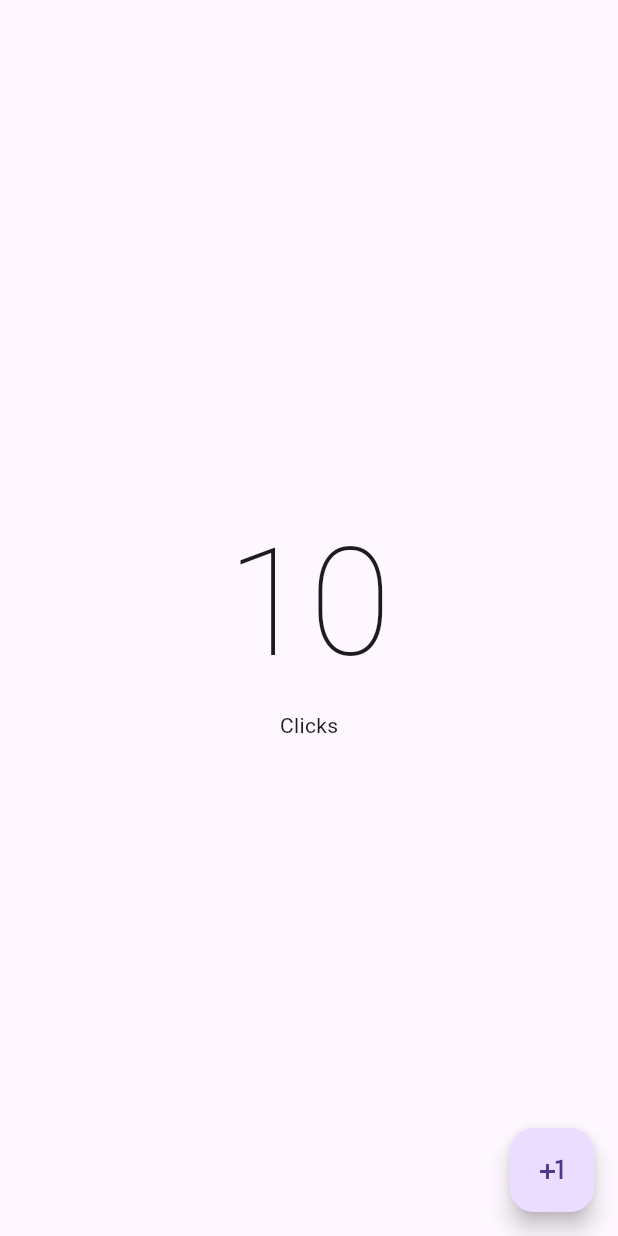
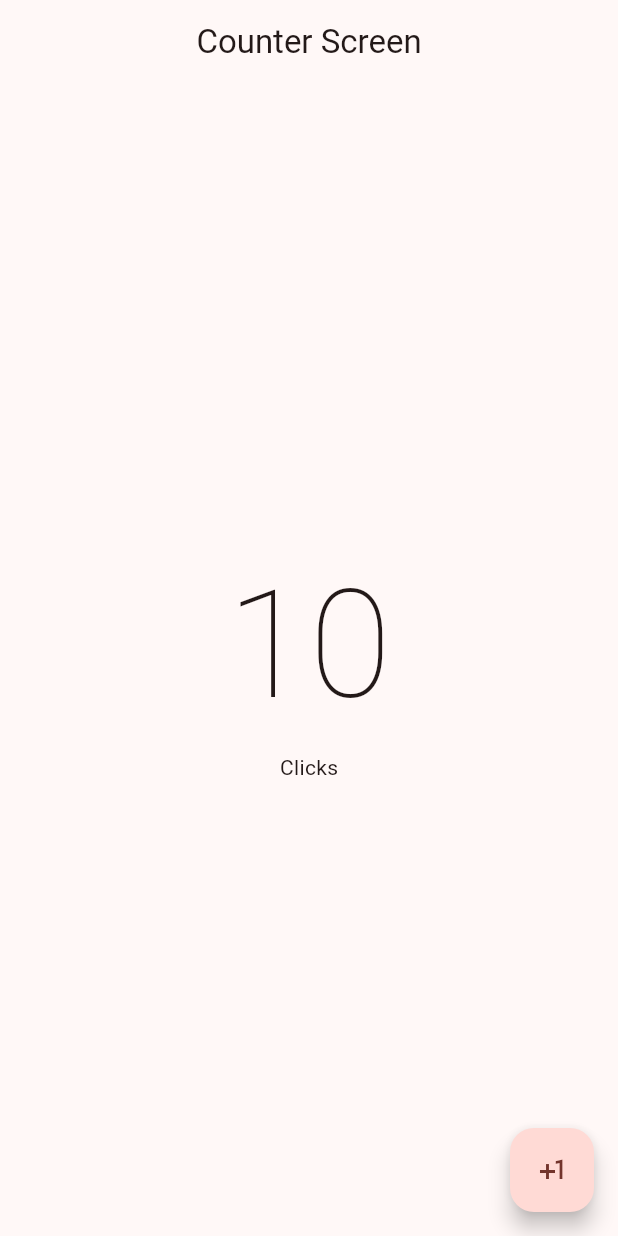
Before and after one commit to AndrexMed/Flutter-Intro, a Flutter app: the screen it shows after launch, on a phone screen of 412 x 824 dp. Run offline on Flutter 3.47's test engine with Material 3 defaults, Android fonts, the phone set to English and light mode, and no system bars.

Commit message:
MaterialDesign3

```diff
--- a/lib/main.dart
+++ b/lib/main.dart
@@ -10,9 +10,13 @@ class MyApp extends StatelessWidget {
 
   @override
   Widget build(BuildContext context) {
-    return const MaterialApp(
+    return MaterialApp(
       // debugShowCheckedModeBanner: false, Para desactivar la Etiqueta debug en la app
-      home: CounterScreen(),
+      theme: ThemeData(
+        useMaterial3: true,
+        colorSchemeSeed: Colors.red,
+      ),
+      home: const CounterScreen(),
     );
   }
 }
--- a/lib/presentation/screens/counter_screen.dart
+++ b/lib/presentation/screens/counter_screen.dart
@@ -6,6 +6,10 @@ class CounterScreen extends StatelessWidget {
   @override
   Widget build(BuildContext context) {
     return Scaffold(
+      appBar: AppBar(
+        title: const Text('Counter Screen'),
+        centerTitle: true,
+      ),
       body: const Center(
         child: Column(
           mainAxisAlignment: MainAxisAlignment.center,
```
